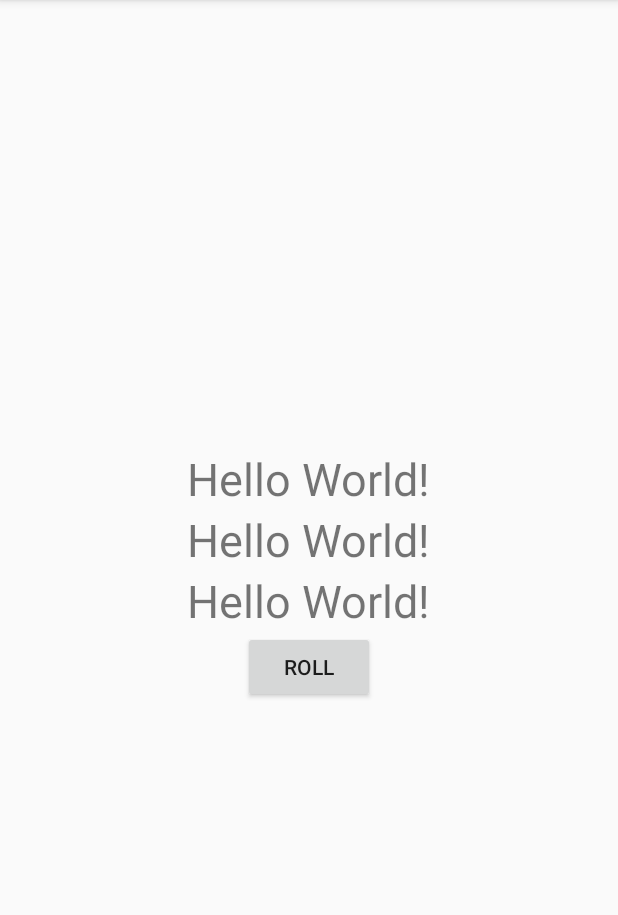
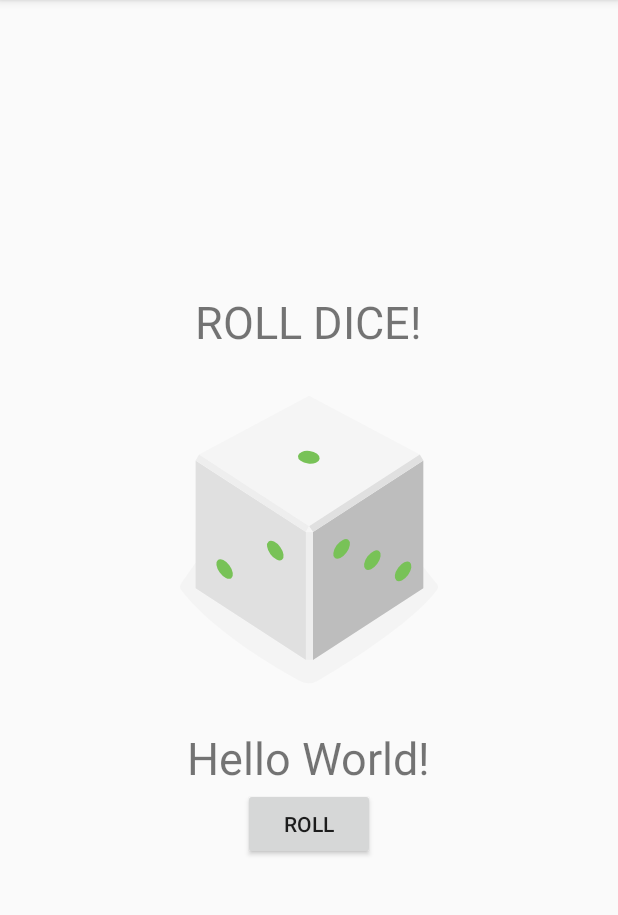
Before and after one commit to JY629/DiceRoller, an Android app: the screen it shows after launch (MainActivity), on a phone screen of 412 x 824 dp, the part 84-999 px from its top. Run offline under Robolectric (Android 15) with nearby library versions, the phone set to English and light mode, and no system bars.

Commit message:
Week 2 Edit

```diff
--- a/app/build.gradle
+++ b/app/build.gradle
@@ -14,6 +14,7 @@ android {
         versionCode 1
         versionName "1.0"
         testInstrumentationRunner "androidx.test.runner.AndroidJUnitRunner"
+        vectorDrawables.useSupportLibrary = true
     }
     buildTypes {
         release {
--- a/app/src/main/java/com/example/diceroller/MainActivity.kt
+++ b/app/src/main/java/com/example/diceroller/MainActivity.kt
@@ -3,16 +3,18 @@ package com.example.diceroller
 import androidx.appcompat.app.AppCompatActivity
 import android.os.Bundle
 import android.widget.Button
+import android.widget.ImageView
 import android.widget.TextView
 import android.widget.Toast
 import java.util.*
 
 class MainActivity : AppCompatActivity() {
+    lateinit var diceImage : ImageView
 
     override fun onCreate(savedInstanceState: Bundle?) {
         super.onCreate(savedInstanceState)
         setContentView(R.layout.activity_main)
-
+        diceImage = findViewById(R.id.dice_image)
         val rollButton: Button = findViewById(R.id.roll_button)
         rollButton.setOnClickListener { rollDice() }
 
@@ -28,11 +30,19 @@ class MainActivity : AppCompatActivity() {
         val randomInt2 = Random().nextInt(6) + 1
         val randomInt3 = Random().nextInt(6) + 1
 
-        val resultText: TextView = findViewById(R.id.result_text)
-        resultText.text = randomInt.toString()
+        diceImage = findViewById(R.id.dice_image)
+        val drawableResource = when (randomInt) {
+            1 -> R.drawable.dice_1
+            2 -> R.drawable.dice_2
+            3 -> R.drawable.dice_3
+            4 -> R.drawable.dice_4
+            5 -> R.drawable.dice_5
+            else -> R.drawable.dice_6
+        }
+        diceImage.setImageResource(drawableResource)
 
-        val resultText2: TextView = findViewById(R.id.result_text2)
-        resultText2.text = randomInt2.toString()
+
+
 
         val resultText3: TextView = findViewById(R.id.result_text3)
         resultText3.text = randomInt3.toString()
--- /dev/null
+++ b/app/src/main/res/drawable/dice_1.xml
@@ -0,0 +1,66 @@
+<!--
+  ~ Copyright 2018, The Android Open Source Project
+  ~
+  ~ Licensed under the Apache License, Version 2.0 (the "License");
+  ~ you may not use this file except in compliance with the License.
+  ~ You may obtain a copy of the License at
+  ~
+  ~     http://www.apache.org/licenses/LICENSE-2.0
+  ~
+  ~ Unless required by applicable law or agreed to in writing, software
+  ~ distributed under the License is distributed on an "AS IS" BASIS,
+  ~ WITHOUT WARRANTIES OR CONDITIONS OF ANY KIND, either express or implied.
+  ~ See the License for the specific language governing permissions and
+  ~ limitations under the License.
+  -->
+
+<vector xmlns:android="http://schemas.android.com/apk/res/android"
+    android:width="200dp"
+    android:height="250dp"
+    android:viewportWidth="800"
+    android:viewportHeight="1000">
+    <path
+        android:fillAlpha="0.5"
+        android:fillColor="#eee"
+        android:pathData="M740.8,635.42c-68.27,90.47 -249.77,201.76 -316,240.63a50.7,50.7 0,0 1,-49.93 0.81c-64.19,-35 -234.09,-133.88 -315.65,-242a14.69,14.69 0,0 1,-0.12 -17.49c77.58,-106.29 159.67,-258.89 341.06,-258.89 182,0 242.19,139.08 340.27,258.88A14.62,14.62 0,0 1,740.8 635.42Z"
+        android:strokeAlpha="0.5" />
+    <path
+        android:fillColor="#bdbdbd"
+        android:pathData="M704.9,630l-294.29,191.06l0,-340.85l294.29,-191.06l0,340.85z" />
+    <path
+        android:fillColor="#e0e0e0"
+        android:pathData="M97.59,630l294.29,191.06l0,-340.85l-294.29,-191.06l0,340.85z" />
+    <path
+        android:fillColor="#f5f5f5"
+        android:pathData="M400.14,464.73l-293.19,-191.45l293.19,-156.31l295.39,156.31l-295.39,191.45z" />
+    <path
+        android:fillColor="#eee"
+        android:pathData="M106.95,273.28l-9.36,15.87l294.29,191.06l8.26,-15.48l-293.19,-191.45z" />
+    <path
+        android:fillColor="#e0e0e0"
+        android:pathData="M695.53,273.28l9.37,15.87l-294.29,191.06l-10.47,-15.48l295.39,-191.45z" />
+    <path
+        android:fillColor="#eee"
+        android:pathData="M391.88,480.21h18.73v340.85h-18.73z" />
+    <path
+        android:fillColor="#f5f5f5"
+        android:pathData="M400.14,464.73l-8.26,15.48l18.73,0l-10.47,-15.48z" />
+    <path
+        android:fillColor="#78c257"
+        android:pathData="M397.45,297.62a16.9,28.71 97.07,1 0,4.16 -33.54a16.9,28.71 97.07,1 0,-4.16 33.54z" />
+    <path
+        android:fillColor="#78c257"
+        android:pathData="M297.17,539.02a30.12,16.11 53.82,1 0,26.01 -19.02a30.12,16.11 53.82,1 0,-26.01 19.02z" />
+    <path
+        android:fillColor="#78c257"
+        android:pathData="M161.96,588.24a30.12,16.11 53.82,1 0,26.01 -19.02a30.12,16.11 53.82,1 0,-26.01 19.02z" />
+    <path
+        android:fillColor="#78c257"
+        android:pathData="M551.15,579.45a30.12,16.11 126.18,1 0,35.56 -48.62a30.12,16.11 126.18,1 0,-35.56 48.62z" />
+    <path
+        android:fillColor="#78c257"
+        android:pathData="M469.12,549.58a30.12,16.11 126.18,1 0,35.56 -48.62a30.12,16.11 126.18,1 0,-35.56 48.62z" />
+    <path
+        android:fillColor="#78c257"
+        android:pathData="M633.17,609.29a30.12,16.11 126.18,1 0,35.56 -48.62a30.12,16.11 126.18,1 0,-35.56 48.62z" />
+</vector>
--- /dev/null
+++ b/app/src/main/res/drawable/dice_2.xml
@@ -0,0 +1,66 @@
+<!--
+  ~ Copyright 2018, The Android Open Source Project
+  ~
+  ~ Licensed under the Apache License, Version 2.0 (the "License");
+  ~ you may not use this file except in compliance with the License.
+  ~ You may obtain a copy of the License at
+  ~
+  ~     http://www.apache.org/licenses/LICENSE-2.0
+  ~
+  ~ Unless required by applicable law or agreed to in writing, software
+  ~ distributed under the License is distributed on an "AS IS" BASIS,
+  ~ WITHOUT WARRANTIES OR CONDITIONS OF ANY KIND, either express or implied.
+  ~ See the License for the specific language governing permissions and
+  ~ limitations under the License.
+  -->
+
+<vector xmlns:android="http://schemas.android.com/apk/res/android"
+    android:width="200dp"
+    android:height="250dp"
+    android:viewportWidth="800"
+    android:viewportHeight="1000">
+    <path
+        android:fillAlpha="0.5"
+        android:fillColor="#eee"
+        android:pathData="M740.8,635.42c-68.27,90.47 -249.77,201.76 -316,240.63a50.7,50.7 0,0 1,-49.93 0.81c-64.19,-35 -234.09,-133.88 -315.65,-242a14.69,14.69 0,0 1,-0.12 -17.49c77.58,-106.29 159.67,-258.89 341.06,-258.89 182,0 242.19,139.08 340.27,258.88A14.62,14.62 0,0 1,740.8 635.42Z"
+        android:strokeAlpha="0.5" />
+    <path
+        android:fillColor="#bdbdbd"
+        android:pathData="M704.9,630l-294.29,191.06l0,-340.85l294.29,-191.06l0,340.85z" />
+    <path
+        android:fillColor="#e0e0e0"
+        android:pathData="M97.59,630l294.29,191.06l0,-340.85l-294.29,-191.06l0,340.85z" />
+    <path
+        android:fillColor="#f5f5f5"
+        android:pathData="M400.14,464.73l-293.19,-191.45l293.19,-156.31l295.39,156.31l-295.39,191.45z" />
+    <path
+        android:fillColor="#eee"
+        android:pathData="M106.95,273.28l-9.36,15.87l294.29,191.06l8.26,-15.48l-293.19,-191.45z" />
+    <path
+        android:fillColor="#e0e0e0"
+        android:pathData="M695.53,273.28l9.37,15.87l-294.29,191.06l-10.47,-15.48l295.39,-191.45z" />
+    <path
+        android:fillColor="#eee"
+        android:pathData="M391.88,480.21h18.73v340.85h-18.73z" />
+    <path
+        android:fillColor="#f5f5f5"
+        android:pathData="M400.14,464.73l-8.26,15.48l18.73,0l-10.47,-15.48z" />
+    <path
+        android:fillColor="#78c257"
+        android:pathData="M520.85,303.25a16.9,28.71 97.07,1 0,4.16 -33.54a16.9,28.71 97.07,1 0,-4.16 33.54z" />
+    <path
+        android:fillColor="#78c257"
+        android:pathData="M273.33,291.99a16.9,28.71 97.07,1 0,4.16 -33.54a16.9,28.71 97.07,1 0,-4.16 33.54z" />
+    <path
+        android:fillColor="#78c257"
+        android:pathData="M229.56,563.64a30.12,16.11 53.82,1 0,26.01 -19.02a30.12,16.11 53.82,1 0,-26.01 19.02z" />
+    <path
+        android:fillColor="#78c257"
+        android:pathData="M311.58,533.77a30.12,16.11 53.82,1 0,26.01 -19.02a30.12,16.11 53.82,1 0,-26.01 19.02z" />
+    <path
+        android:fillColor="#78c257"
+        android:pathData="M147.54,593.49a30.12,16.11 53.82,1 0,26.01 -19.02a30.12,16.11 53.82,1 0,-26.01 19.02z" />
+    <path
+        android:fillColor="#78c257"
+        android:pathData="M551.15,579.45a30.12,16.11 126.18,1 0,35.56 -48.62a30.12,16.11 126.18,1 0,-35.56 48.62z" />
+</vector>
--- /dev/null
+++ b/app/src/main/res/drawable/dice_3.xml
@@ -0,0 +1,66 @@
+<!--
+  ~ Copyright 2018, The Android Open Source Project
+  ~
+  ~ Licensed under the Apache License, Version 2.0 (the "License");
+  ~ you may not use this file except in compliance with the License.
+  ~ You may obtain a copy of the License at
+  ~
+  ~     http://www.apache.org/licenses/LICENSE-2.0
+  ~
+  ~ Unless required by applicable law or agreed to in writing, software
+  ~ distributed under the License is distributed on an "AS IS" BASIS,
+  ~ WITHOUT WARRANTIES OR CONDITIONS OF ANY KIND, either express or implied.
+  ~ See the License for the specific language governing permissions and
+  ~ limitations under the License.
+  -->
+
+<vector xmlns:android="http://schemas.android.com/apk/res/android"
+    android:width="200dp"
+    android:height="250dp"
+    android:viewportWidth="800"
+    android:viewportHeight="1000">
+    <path
+        android:fillAlpha="0.5"
+        android:fillColor="#eee"
+        android:pathData="M740.8,635.42c-68.27,90.47 -249.77,201.76 -316,240.63a50.7,50.7 0,0 1,-49.93 0.81c-64.19,-35 -234.09,-133.88 -315.65,-242a14.69,14.69 0,0 1,-0.12 -17.49c77.58,-106.29 159.67,-258.89 341.06,-258.89 182,0 242.19,139.08 340.27,258.88A14.62,14.62 0,0 1,740.8 635.42Z"
+        android:strokeAlpha="0.5" />
+    <path
+        android:fillColor="#bdbdbd"
+        android:pathData="M704.9,630l-294.29,191.06l0,-340.85l294.29,-191.06l0,340.85z" />
+    <path
+        android:fillColor="#e0e0e0"
+        android:pathData="M97.59,630l294.29,191.06l0,-340.85l-294.29,-191.06l0,340.85z" />
+    <path
+        android:fillColor="#f5f5f5"
+        android:pathData="M400.14,464.73l-293.19,-191.45l293.19,-156.31l295.39,156.31l-295.39,191.45z" />
+    <path
+        android:fillColor="#eee"
+        android:pathData="M106.95,273.28l-9.36,15.87l294.29,191.06l8.26,-15.48l-293.19,-191.45z" />
+    <path
+        android:fillColor="#e0e0e0"
+        android:pathData="M695.53,273.28l9.37,15.87l-294.29,191.06l-10.47,-15.48l295.39,-191.45z" />
+    <path
+        android:fillColor="#eee"
+        android:pathData="M391.88,480.21h18.73v340.85h-18.73z" />
+    <path
+        android:fillColor="#f5f5f5"
+        android:pathData="M400.14,464.73l-8.26,15.48l18.73,0l-10.47,-15.48z" />
+    <path
+        android:fillColor="#78c257"
+        android:pathData="M398.11,297.62a16.9,28.71 97.07,1 0,4.16 -33.54a16.9,28.71 97.07,1 0,-4.16 33.54z" />
+    <path
+        android:fillColor="#78c257"
+        android:pathData="M548.27,304.46a16.9,28.71 97.07,1 0,4.16 -33.54a16.9,28.71 97.07,1 0,-4.16 33.54z" />
+    <path
+        android:fillColor="#78c257"
+        android:pathData="M247.95,290.79a16.9,28.71 97.07,1 0,4.16 -33.54a16.9,28.71 97.07,1 0,-4.16 33.54z" />
+    <path
+        android:fillColor="#78c257"
+        android:pathData="M229.56,563.64a30.12,16.11 53.82,1 0,26.01 -19.02a30.12,16.11 53.82,1 0,-26.01 19.02z" />
+    <path
+        android:fillColor="#78c257"
+        android:pathData="M483.54,554.83a30.12,16.11 126.18,1 0,35.56 -48.62a30.12,16.11 126.18,1 0,-35.56 48.62z" />
+    <path
+        android:fillColor="#78c257"
+        android:pathData="M618.75,604.04a30.12,16.11 126.18,1 0,35.56 -48.62a30.12,16.11 126.18,1 0,-35.56 48.62z" />
+</vector>
--- /dev/null
+++ b/app/src/main/res/drawable/dice_4.xml
@@ -0,0 +1,69 @@
+<!--
+  ~ Copyright 2018, The Android Open Source Project
+  ~
+  ~ Licensed under the Apache License, Version 2.0 (the "License");
+  ~ you may not use this file except in compliance with the License.
+  ~ You may obtain a copy of the License at
+  ~
+  ~     http://www.apache.org/licenses/LICENSE-2.0
+  ~
+  ~ Unless required by applicable law or agreed to in writing, software
+  ~ distributed under the License is distributed on an "AS IS" BASIS,
+  ~ WITHOUT WARRANTIES OR CONDITIONS OF ANY KIND, either express or implied.
+  ~ See the License for the specific language governing permissions and
+  ~ limitations under the License.
+  -->
+
+<vector xmlns:android="http://schemas.android.com/apk/res/android"
+    android:width="200dp"
+    android:height="250dp"
+    android:viewportWidth="800"
+    android:viewportHeight="1000">
+    <path
+        android:fillAlpha="0.5"
+        android:fillColor="#eee"
+        android:pathData="M740.8,635.42c-68.27,90.47 -249.77,201.76 -316,240.63a50.7,50.7 0,0 1,-49.93 0.81c-64.19,-35 -234.09,-133.88 -315.65,-242a14.69,14.69 0,0 1,-0.12 -17.49c77.58,-106.29 159.67,-258.89 341.06,-258.89 182,0 242.19,139.08 340.27,258.88A14.62,14.62 0,0 1,740.8 635.42Z"
+        android:strokeAlpha="0.5" />
+    <path
+        android:fillColor="#bdbdbd"
+        android:pathData="M704.9,630l-294.29,191.06l0,-340.85l294.29,-191.06l0,340.85z" />
+    <path
+        android:fillColor="#e0e0e0"
+        android:pathData="M97.59,630l294.29,191.06l0,-340.85l-294.29,-191.06l0,340.85z" />
+    <path
+        android:fillColor="#f5f5f5"
+        android:pathData="M400.14,464.73l-293.19,-191.45l293.19,-156.31l295.39,156.31l-295.39,191.45z" />
+    <path
+        android:fillColor="#eee"
+        android:pathData="M106.95,273.28l-9.36,15.87l294.29,191.06l8.26,-15.48l-293.19,-191.45z" />
+    <path
+        android:fillColor="#e0e0e0"
+        android:pathData="M695.53,273.28l9.37,15.87l-294.29,191.06l-10.47,-15.48l295.39,-191.45z" />
+    <path
+        android:fillColor="#eee"
+        android:pathData="M391.88,480.21h18.73v340.85h-18.73z" />
+    <path
+        android:fillColor="#f5f5f5"
+        android:pathData="M400.14,464.73l-8.26,15.48l18.73,0l-10.47,-15.48z" />
+    <path
+        android:fillColor="#78c257"
+        android:pathData="M530.08,303.65a16.9,28.71 97.07,1 0,4.16 -33.54a16.9,28.71 97.07,1 0,-4.16 33.54z" />
+    <path
+        android:fillColor="#78c257"
+        android:pathData="M389.68,218.17a16.9,28.71 97.07,1 0,4.16 -33.54a16.9,28.71 97.07,1 0,-4.16 33.54z" />
+    <path
+        android:fillColor="#78c257"
+        android:pathData="M405.35,377.09a16.9,28.71 97.07,1 0,4.16 -33.54a16.9,28.71 97.07,1 0,-4.16 33.54z" />
+    <path
+        android:fillColor="#78c257"
+        android:pathData="M264.95,291.6a16.9,28.71 97.07,1 0,4.16 -33.54a16.9,28.71 97.07,1 0,-4.16 33.54z" />
+    <path
+        android:fillColor="#78c257"
+        android:pathData="M297.17,541.59a30.12,16.11 53.82,1 0,26.01 -19.02a30.12,16.11 53.82,1 0,-26.01 19.02z" />
+    <path
+        android:fillColor="#78c257"
+        android:pathData="M161.96,590.81a30.12,16.11 53.82,1 0,26.01 -19.02a30.12,16.11 53.82,1 0,-26.01 19.02z" />
+    <path
+        android:fillColor="#78c257"
+        android:pathData="M551.15,579.45a30.12,16.11 126.18,1 0,35.56 -48.62a30.12,16.11 126.18,1 0,-35.56 48.62z" />
+</vector>
--- /dev/null
+++ b/app/src/main/res/drawable/dice_5.xml
@@ -0,0 +1,75 @@
+<!--
+  ~ Copyright 2018, The Android Open Source Project
+  ~
+  ~ Licensed under the Apache License, Version 2.0 (the "License");
+  ~ you may not use this file except in compliance with the License.
+  ~ You may obtain a copy of the License at
+  ~
+  ~     http://www.apache.org/licenses/LICENSE-2.0
+  ~
+  ~ Unless required by applicable law or agreed to in writing, software
+  ~ distributed under the License is distributed on an "AS IS" BASIS,
+  ~ WITHOUT WARRANTIES OR CONDITIONS OF ANY KIND, either express or implied.
+  ~ See the License for the specific language governing permissions and
+  ~ limitations under the License.
+  -->
+
+<vector xmlns:android="http://schemas.android.com/apk/res/android"
+    android:width="200dp"
+    android:height="250dp"
+    android:viewportWidth="800"
+    android:viewportHeight="1000">
+    <path
+        android:fillAlpha="0.5"
+        android:fillColor="#eee"
+        android:pathData="M740.8,635.42c-68.27,90.47 -249.77,201.76 -316,240.63a50.7,50.7 0,0 1,-49.93 0.81c-64.19,-35 -234.09,-133.88 -315.65,-242a14.69,14.69 0,0 1,-0.12 -17.49c77.58,-106.29 159.67,-258.89 341.06,-258.89 182,0 242.19,139.08 340.27,258.88A14.62,14.62 0,0 1,740.8 635.42Z"
+        android:strokeAlpha="0.5" />
+    <path
+        android:fillColor="#bdbdbd"
+        android:pathData="M704.9,630l-294.29,191.06l0,-340.85l294.29,-191.06l0,340.85z" />
+    <path
+        android:fillColor="#e0e0e0"
+        android:pathData="M97.59,630l294.29,191.06l0,-340.85l-294.29,-191.06l0,340.85z" />
+    <path
+        android:fillColor="#f5f5f5"
+        android:pathData="M400.14,464.73l-293.19,-191.45l293.19,-156.31l295.39,156.31l-295.39,191.45z" />
+    <path
+        android:fillColor="#eee"
+        android:pathData="M106.95,273.28l-9.36,15.87l294.29,191.06l8.26,-15.48l-293.19,-191.45z" />
+    <path
+        android:fillColor="#e0e0e0"
+        android:pathData="M695.53,273.28l9.37,15.87l-294.29,191.06l-10.47,-15.48l295.39,-191.45z" />
+    <path
+        android:fillColor="#eee"
+        android:pathData="M391.88,480.21h18.73v340.85h-18.73z" />
+    <path
+        android:fillColor="#f5f5f5"
+        android:pathData="M400.14,464.73l-8.26,15.48l18.73,0l-10.47,-15.48z" />
+    <path
+        android:fillColor="#78c257"
+        android:pathData="M397.05,297.63a16.9,28.71 97.07,1 0,4.16 -33.54a16.9,28.71 97.07,1 0,-4.16 33.54z" />
+    <path
+        android:fillColor="#78c257"
+        android:pathData="M547.21,304.45a16.9,28.71 97.07,1 0,4.16 -33.54a16.9,28.71 97.07,1 0,-4.16 33.54z" />
+    <path
+        android:fillColor="#78c257"
+        android:pathData="M388.17,207.62a16.9,28.71 97.07,1 0,4.16 -33.54a16.9,28.71 97.07,1 0,-4.16 33.54z" />
+    <path
+        android:fillColor="#78c257"
+        android:pathData="M405.93,387.62a16.9,28.71 97.07,1 0,4.16 -33.54a16.9,28.71 97.07,1 0,-4.16 33.54z" />
+    <path
+        android:fillColor="#78c257"
+        android:pathData="M246.89,290.79a16.9,28.71 97.07,1 0,4.16 -33.54a16.9,28.71 97.07,1 0,-4.16 33.54z" />
+    <path
+        android:fillColor="#78c257"
+        android:pathData="M229.56,563.64a30.12,16.11 53.82,1 0,26.01 -19.02a30.12,16.11 53.82,1 0,-26.01 19.02z" />
+    <path
+        android:fillColor="#78c257"
+        android:pathData="M551.15,579.45a30.12,16.11 126.18,1 0,35.56 -48.62a30.12,16.11 126.18,1 0,-35.56 48.62z" />
+    <path
+        android:fillColor="#78c257"
+        android:pathData="M469.12,549.58a30.12,16.11 126.18,1 0,35.56 -48.62a30.12,16.11 126.18,1 0,-35.56 48.62z" />
+    <path
+        android:fillColor="#78c257"
+        android:pathData="M633.17,609.29a30.12,16.11 126.18,1 0,35.56 -48.62a30.12,16.11 126.18,1 0,-35.56 48.62z" />
+</vector>
--- /dev/null
+++ b/app/src/main/res/drawable/dice_6.xml
@@ -0,0 +1,81 @@
+<!--
+  ~ Copyright 2018, The Android Open Source Project
+  ~
+  ~ Licensed under the Apache License, Version 2.0 (the "License");
+  ~ you may not use this file except in compliance with the License.
+  ~ You may obtain a copy of the License at
+  ~
+  ~     http://www.apache.org/licenses/LICENSE-2.0
+  ~
+  ~ Unless required by applicable law or agreed to in writing, software
+  ~ distributed under the License is distributed on an "AS IS" BASIS,
+  ~ WITHOUT WARRANTIES OR CONDITIONS OF ANY KIND, either express or implied.
+  ~ See the License for the specific language governing permissions and
+  ~ limitations under the License.
+  -->
+
+<vector xmlns:android="http://schemas.android.com/apk/res/android"
+    android:width="200dp"
+    android:height="250dp"
+    android:viewportWidth="800"
+    android:viewportHeight="1000">
+    <path
+        android:fillAlpha="0.5"
+        android:fillColor="#eee"
+        android:pathData="M740.8,635.42c-68.27,90.47 -249.77,201.76 -316,240.63a50.7,50.7 0,0 1,-49.93 0.81c-64.19,-35 -234.09,-133.88 -315.65,-242a14.69,14.69 0,0 1,-0.12 -17.49c77.58,-106.29 159.67,-258.89 341.06,-258.89 182,0 242.19,139.08 340.27,258.88A14.62,14.62 0,0 1,740.8 635.42Z"
+        android:strokeAlpha="0.5" />
+    <path
+        android:fillColor="#bdbdbd"
+        android:pathData="M704.9,630l-294.29,191.06l0,-340.85l294.29,-191.06l0,340.85z" />
+    <path
+        android:fillColor="#e0e0e0"
+        android:pathData="M97.59,630l294.29,191.06l0,-340.85l-294.29,-191.06l0,340.85z" />
+    <path
+        android:fillColor="#f5f5f5"
+        android:pathData="M400.14,464.73l-293.19,-191.45l293.19,-156.31l295.39,156.31l-295.39,191.45z" />
+    <path
+        android:fillColor="#eee"
+        android:pathData="M106.95,273.28l-9.36,15.87l294.29,191.06l8.26,-15.48l-293.19,-191.45z" />
+    <path
+        android:fillColor="#e0e0e0"
+        android:pathData="M695.53,273.28l9.37,15.87l-294.29,191.06l-10.47,-15.48l295.39,-191.45z" />
+    <path
+        android:fillColor="#eee"
+        android:pathData="M391.88,480.21h18.73v340.85h-18.73z" />
+    <path
+        android:fillColor="#f5f5f5"
+        android:pathData="M400.14,464.73l-8.26,15.48l18.73,0l-10.47,-15.48z" />
+    <path
+        android:fillColor="#78c257"
+        android:pathData="M326.53,254.89a16.9,28.71 97.07,1 0,4.16 -33.54a16.9,28.71 97.07,1 0,-4.16 33.54z" />
+    <path
+        android:fillColor="#78c257"
+        android:pathData="M537.57,298.78a16.9,28.71 97.07,1 0,4.16 -33.54a16.9,28.71 97.07,1 0,-4.16 33.54z" />
+    <path
+        android:fillColor="#78c257"
+        android:pathData="M397.17,213.3a16.9,28.71 97.07,1 0,4.16 -33.54a16.9,28.71 97.07,1 0,-4.16 33.54z" />
+    <path
+        android:fillColor="#78c257"
+        android:pathData="M396.31,381.95a16.9,28.71 97.07,1 0,4.16 -33.54a16.9,28.71 97.07,1 0,-4.16 33.54z" />
+    <path
+        android:fillColor="#78c257"
+        android:pathData="M255.91,296.47a16.9,28.71 97.07,1 0,4.16 -33.54a16.9,28.71 97.07,1 0,-4.16 33.54z" />
+    <path
+        android:fillColor="#78c257"
+        android:pathData="M466.93,340.37a16.9,28.71 97.07,1 0,4.16 -33.54a16.9,28.71 97.07,1 0,-4.16 33.54z" />
+    <path
+        android:fillColor="#78c257"
+        android:pathData="M230,563.64a30.12,16.11 53.82,1 0,26.01 -19.02a30.12,16.11 53.82,1 0,-26.01 19.02z" />
+    <path
+        android:fillColor="#78c257"
+        android:pathData="M312.02,533.78a30.12,16.11 53.82,1 0,26.01 -19.02a30.12,16.11 53.82,1 0,-26.01 19.02z" />
+    <path
+        android:fillColor="#78c257"
+        android:pathData="M147.96,593.48a30.12,16.11 53.82,1 0,26.01 -19.02a30.12,16.11 53.82,1 0,-26.01 19.02z" />
+    <path
+        android:fillColor="#78c257"
+        android:pathData="M483.54,554.83a30.12,16.11 126.18,1 0,35.56 -48.62a30.12,16.11 126.18,1 0,-35.56 48.62z" />
+    <path
+        android:fillColor="#78c257"
+        android:pathData="M618.75,604.04a30.12,16.11 126.18,1 0,35.56 -48.62a30.12,16.11 126.18,1 0,-35.56 48.62z" />
+</vector>
--- /dev/null
+++ b/app/src/main/res/drawable/empty_dice.xml
@@ -0,0 +1,27 @@
+<!--
+  ~ Copyright 2018, The Android Open Source Project
+  ~
+  ~ Licensed under the Apache License, Version 2.0 (the "License");
+  ~ you may not use this file except in compliance with the License.
+  ~ You may obtain a copy of the License at
+  ~
+  ~     http://www.apache.org/licenses/LICENSE-2.0
+  ~
+  ~ Unless required by applicable law or agreed to in writing, software
+  ~ distributed under the License is distributed on an "AS IS" BASIS,
+  ~ WITHOUT WARRANTIES OR CONDITIONS OF ANY KIND, either express or implied.
+  ~ See the License for the specific language governing permissions and
+  ~ limitations under the License.
+  -->
+
+<vector xmlns:android="http://schemas.android.com/apk/res/android"
+    android:width="200dp"
+    android:height="250dp"
+    android:viewportWidth="800"
+    android:viewportHeight="1000">
+
+    <path
+        android:fillColor="#00000000"
+        android:pathData="M0,0l0,0z" />
+
+</vector>
--- a/app/src/main/res/layout/activity_main.xml
+++ b/app/src/main/res/layout/activity_main.xml
@@ -2,6 +2,7 @@
 
 <LinearLayout
     xmlns:android="http://schemas.android.com/apk/res/android"
+    xmlns:app="http://schemas.android.com/apk/res-auto"
     xmlns:tools="http://schemas.android.com/tools"
     android:layout_width="match_parent"
     android:layout_height="wrap_content"
@@ -10,21 +11,22 @@
     tools:context=".MainActivity">
 
     <TextView
-    android:id="@+id/result_text"
-    android:layout_width="wrap_content"
-    android:layout_height="wrap_content"
-    android:layout_gravity="center_horizontal"
-    android:textSize="30sp"
-    android:text="Hello World!" />
-
-
-    <TextView
-        android:id="@+id/result_text2"
+        android:id="@+id/result_text"
         android:layout_width="wrap_content"
         android:layout_height="wrap_content"
         android:layout_gravity="center_horizontal"
         android:textSize="30sp"
-        android:text="Hello World!" />
+        android:text="ROLL DICE!" />
+
+    <ImageView
+        android:id="@+id/dice_image"
+        android:layout_width="wrap_content"
+        android:layout_height="wrap_content"
+        android:layout_gravity="center_horizontal"
+        app:srcCompat="@drawable/dice_1" />
+
+
+
 
     <TextView
         android:id="@+id/result_text3"
```
